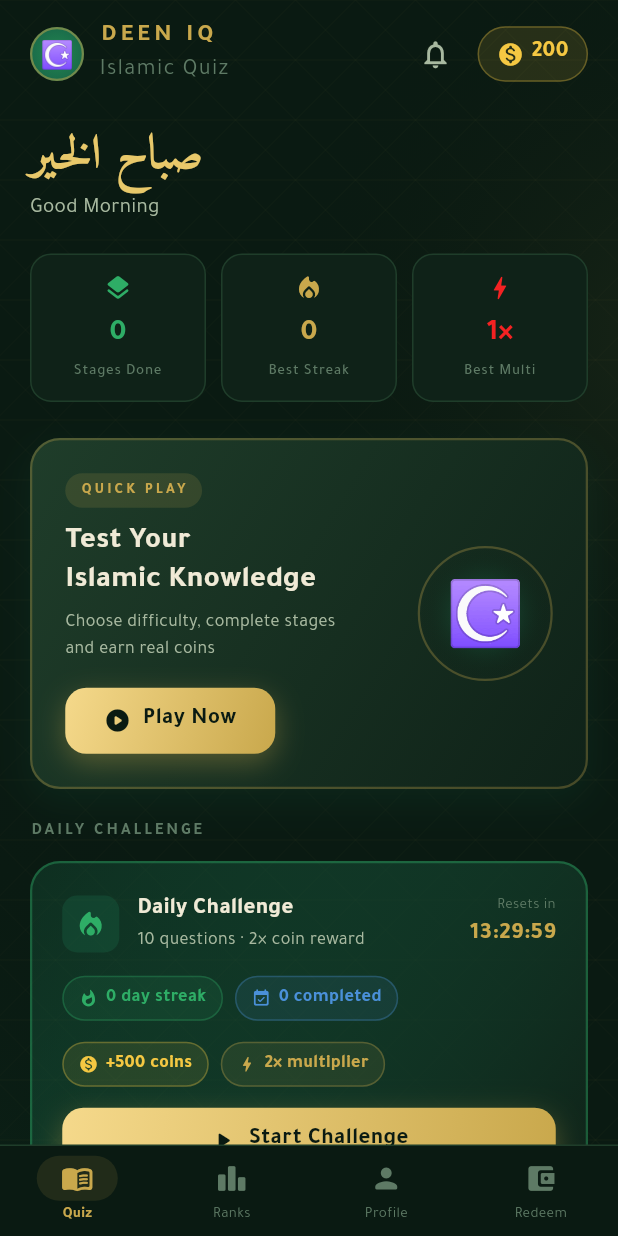
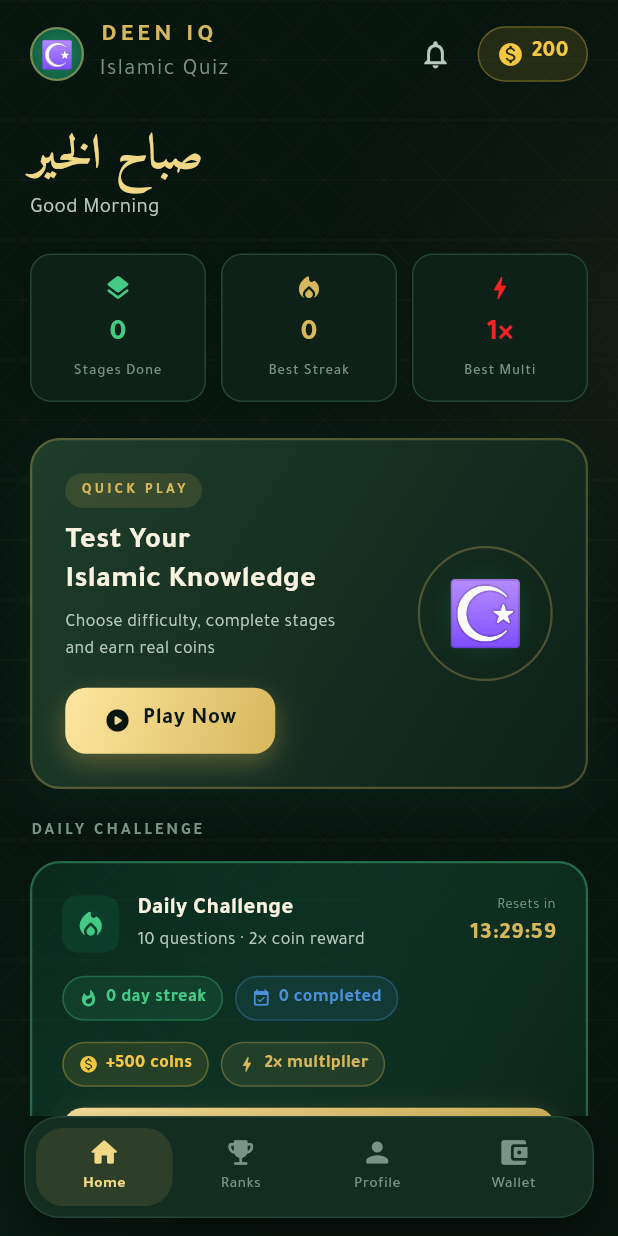
Before and after one commit to Academykw/deen_islamic_quiz, a Flutter app: the HomeScreen screen opened by its route, on a phone screen of 412 x 824 dp. Run offline on Flutter 3.47's test engine with Material 3 defaults, Android fonts, the phone set to English and light mode, and no system bars; our stand-ins replace audioplayers, cloud_firestore, firebase_auth, firebase_core, flutter_animate, flutter_riverpod and 3 more; accounts and stored records are empty.

Commit message:
adding quiz features

```diff
--- a/lib/core/constant/app_colors.dart
+++ b/lib/core/constant/app_colors.dart
@@ -4,41 +4,55 @@ class AppColors {
   AppColors._();
 
   // ── Backgrounds ──────────────────────────────
-  static const Color dark        = Color(0xFF0A1A12); // page background
-  static const Color darkCard    = Color(0xFF0F2218); // card surface
-  static const Color darkPanel   = Color(0xFF142B1E); // elevated panel
-  static const Color darkBorder  = Color(0xFF1F3D2A); // default border
+  static const Color dark = Color(0xFF07150F);
+  static const Color darkCard = Color(0xFF0D2118);
+  static const Color darkPanel = Color(0xFF142D21);
+  static const Color darkElevated = Color(0xFF193829);
+  static const Color darkBorder = Color(0xFF234535);
 
   // ── Brand ────────────────────────────────────
-  static const Color gold        = Color(0xFFC9A84C);
-  static const Color goldLight   = Color(0xFFE8C86A);
-  static const Color goldGlow    = Color(0xFFF5D98B);
-  static const Color emerald     = Color(0xFF1A6B4A);
-  static const Color emeraldMid  = Color(0xFF22874F);
-  static const Color emeraldLight= Color(0xFF2EAD66);
+  static const Color gold = Color(0xFFD6B75C);
+  static const Color goldLight = Color(0xFFF0D887);
+  static const Color goldGlow = Color(0xFFFFE7A0);
+  static const Color emerald = Color(0xFF126044);
+  static const Color emeraldMid = Color(0xFF1B8259);
+  static const Color emeraldLight = Color(0xFF45C985);
 
   // ── Text ─────────────────────────────────────
-  static const Color textPrimary   = Color(0xFFF0EAD6);
-  static const Color textSecondary = Color(0xFFA8B9A0);
-  static const Color textMuted     = Color(0xFF5E7A65);
-  static const Color cream         = Color(0xFFFDF6E3);
+  static const Color textPrimary = Color(0xFFF8F2DF);
+  static const Color textSecondary = Color(0xFFB8C9BE);
+  static const Color textMuted = Color(0xFF799487);
+  static const Color cream = Color(0xFFFFF8E7);
+
+  static const LinearGradient premiumGradient = LinearGradient(
+    begin: Alignment.topLeft,
+    end: Alignment.bottomRight,
+    colors: [Color(0xFF1A6549), Color(0xFF0E392A)],
+  );
+
+  static const LinearGradient pageGlow = LinearGradient(
+    begin: Alignment.topCenter,
+    end: Alignment.bottomCenter,
+    colors: [Color(0xFF102C20), dark],
+    stops: [0, 0.42],
+  );
 
   // ── Lifelines ────────────────────────────────
-  static const Color lifelineRed    = Color(0xFFE05252);
-  static const Color lifelineBlue   = Color(0xFF4A90D9);
+  static const Color lifelineRed = Color(0xFFE05252);
+  static const Color lifelineBlue = Color(0xFF4A90D9);
   static const Color lifelinePurple = Color(0xFF8B5CF6);
 
   // ── Coin ─────────────────────────────────────
   static const Color coin = Color(0xFFF5C842);
 
   // ── Difficulty ───────────────────────────────
-  static const Color easy   = Color(0xFF4DD68A);
+  static const Color easy = Color(0xFF4DD68A);
   static const Color medium = gold;
-  static const Color hard   = Color(0xFFF42222);
+  static const Color hard = Color(0xFFF42222);
 
   // ── Utility ──────────────────────────────────
   static const Color correct = Color(0xFF2EAD66);
-  static const Color wrong   = Color(0xFFE05252);
-  static const Color white   = Color(0xFFFFFFFF);
+  static const Color wrong = Color(0xFFE05252);
+  static const Color white = Color(0xFFFFFFFF);
   static const Color transparent = Colors.transparent;
 }
--- a/lib/core/widgets/bottom_nav_bar.dart
+++ b/lib/core/widgets/bottom_nav_bar.dart
@@ -1,6 +1,6 @@
 import 'package:flutter/material.dart';
+
 import '../constant/app_colors.dart';
-
 
 class DeenBottomNavBar extends StatelessWidget {
   const DeenBottomNavBar({
@@ -12,47 +12,45 @@ class DeenBottomNavBar extends StatelessWidget {
   final int currentIndex;
   final ValueChanged<int> onTap;
 
+  static const _items = <({IconData icon, String label})>[
+    (icon: Icons.home_rounded, label: 'Home'),
+    (icon: Icons.emoji_events_rounded, label: 'Ranks'),
+    (icon: Icons.person_rounded, label: 'Profile'),
+    (icon: Icons.account_balance_wallet_rounded, label: 'Wallet'),
+  ];
+
   @override
   Widget build(BuildContext context) {
-    return Container(
-      decoration: const BoxDecoration(
-        color: AppColors.dark,
-        border: Border(
-          top: BorderSide(color: AppColors.darkBorder, width: 1),
-        ),
-      ),
-      child: SafeArea(
+    return SafeArea(
       top: false,
-        child: SizedBox(
-          height: 60,
-          child: Row(
-            children: [
-              _NavItem(
-                icon: Icons.menu_book_rounded,
-                label: 'Quiz',
-                isActive: currentIndex == 0,
-                onTap: () => onTap(0),
-              ),
-              _NavItem(
-                icon: Icons.leaderboard_rounded,
-                label: 'Ranks',
-                isActive: currentIndex == 1,
-                onTap: () => onTap(1),
-              ),
-              _NavItem(
-                icon: Icons.person_rounded,
-                label: 'Profile',
-                isActive: currentIndex == 2,
-                onTap: () => onTap(2),
-              ),
-              _NavItem(
-                icon: Icons.account_balance_wallet_rounded,
-                label: 'Redeem',
-                isActive: currentIndex == 3,
-                onTap: () => onTap(3),
+      minimum: const EdgeInsets.fromLTRB(16, 0, 16, 12),
+      child: Container(
+        height: 68,
+        decoration: BoxDecoration(
+          color: AppColors.darkPanel,
+          borderRadius: BorderRadius.circular(24),
+          border: Border.all(color: AppColors.darkBorder),
+          boxShadow: const [
+            BoxShadow(
+              color: Color(0x66000000),
+              blurRadius: 24,
+              offset: Offset(0, 10),
             ),
           ],
         ),
+        padding: const EdgeInsets.all(7),
+        child: Row(
+          children: [
+            for (var index = 0; index < _items.length; index++)
+              Expanded(
+                child: _NavItem(
+                  icon: _items[index].icon,
+                  label: _items[index].label,
+                  isActive: currentIndex == index,
+                  onTap: () => onTap(index),
+                ),
+              ),
+          ],
         ),
       ),
     );
@@ -74,41 +72,44 @@ class _NavItem extends StatelessWidget {
 
   @override
   Widget build(BuildContext context) {
-    return Expanded(
-      child: GestureDetector(
+    return Semantics(
+      selected: isActive,
+      button: true,
+      label: label,
+      child: InkWell(
         onTap: onTap,
-        behavior: HitTestBehavior.opaque,
+        borderRadius: BorderRadius.circular(18),
+        child: AnimatedContainer(
+          duration: const Duration(milliseconds: 220),
+          curve: Curves.easeOutCubic,
+          decoration: BoxDecoration(
+            color: isActive
+                ? AppColors.gold.withValues(alpha: 0.13)
+                : Colors.transparent,
+            borderRadius: BorderRadius.circular(18),
+          ),
           child: Column(
             mainAxisAlignment: MainAxisAlignment.center,
             children: [
-            AnimatedContainer(
-              duration: const Duration(milliseconds: 200),
-              padding: const EdgeInsets.symmetric(horizontal: 16, vertical: 4),
-              decoration: BoxDecoration(
-                color: isActive
-                    ? AppColors.gold.withValues(alpha: 0.12)
-                    : AppColors.transparent,
-                borderRadius: BorderRadius.circular(20),
-              ),
-              child: Icon(
+              Icon(
                 icon,
                 size: 22,
-                color: isActive ? AppColors.gold : AppColors.textMuted,
+                color: isActive ? AppColors.goldLight : AppColors.textMuted,
               ),
-            ),
-            const SizedBox(height: 2),
+              const SizedBox(height: 3),
               Text(
                 label,
+                maxLines: 1,
                 style: TextStyle(
-                fontFamily: 'Tajawal',
-                fontSize: 10,
-                fontWeight: isActive ? FontWeight.w700 : FontWeight.w400,
-                color: isActive ? AppColors.gold : AppColors.textMuted,
+                  fontSize: 10.5,
+                  fontWeight: isActive ? FontWeight.w700 : FontWeight.w500,
+                  color: isActive ? AppColors.goldLight : AppColors.textMuted,
                 ),
               ),
             ],
           ),
         ),
+      ),
     );
   }
 }
--- a/lib/features/auth/widgets/auth_ui_components.dart
+++ b/lib/features/auth/widgets/auth_ui_components.dart
@@ -18,31 +18,17 @@ class AuthHeader extends StatelessWidget {
       children: [
         Row(
           children: [
-            Container(
+            Image.asset(
+              'assets/images/app_icon.png',
               width: 44,
               height: 44,
-              decoration: BoxDecoration(
-                shape: BoxShape.circle,
-                gradient: const RadialGradient(colors: [
-                  AppColors.emeraldMid,
-                  AppColors.emerald,
-                ]),
-                border: Border.all(
-                    color: AppColors.gold.withValues(alpha: 0.5),
-                    width: 1.5),
-              ),
-              child: const Center(
-                child: Text('☪',
-                    style: TextStyle(
-                        fontSize: 22, color: AppColors.gold)),
-              ),
             ),
             const SizedBox(width: 12),
             const Column(
               crossAxisAlignment: CrossAxisAlignment.start,
               children: [
                 Text(
-                  'DEEN',
+                  'AL NOOR',
                   style: TextStyle(
                     fontFamily: 'Tajawal',
                     fontSize: 20,
```
Lines whose indentation alone changed are shown as unchanged.
